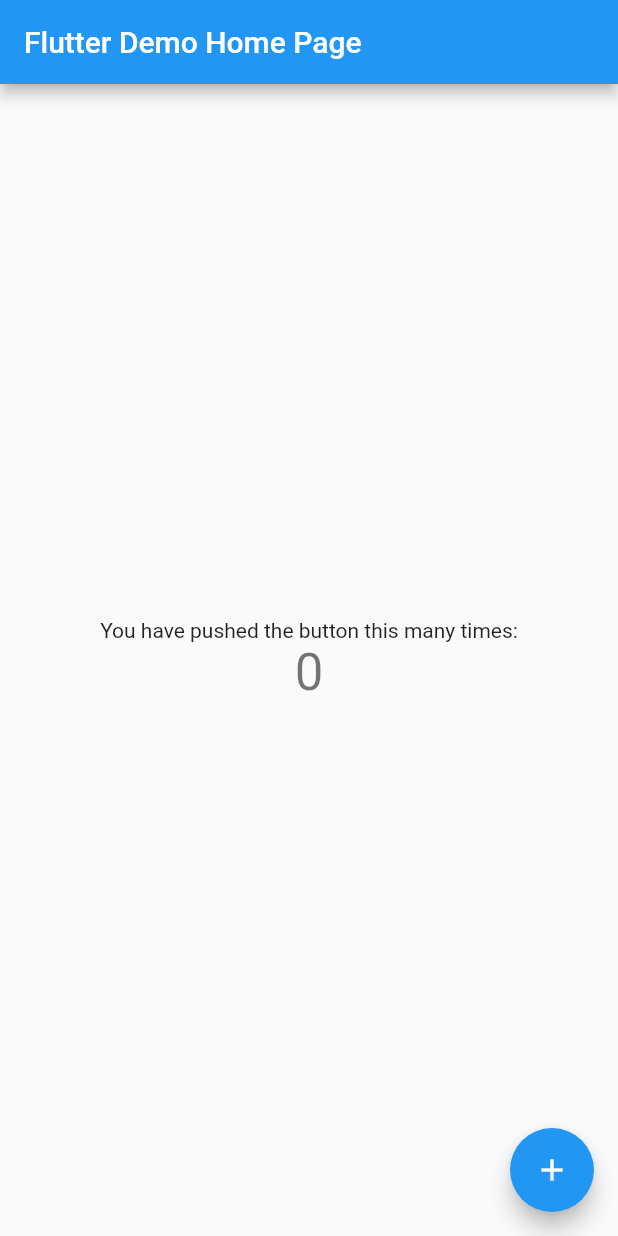
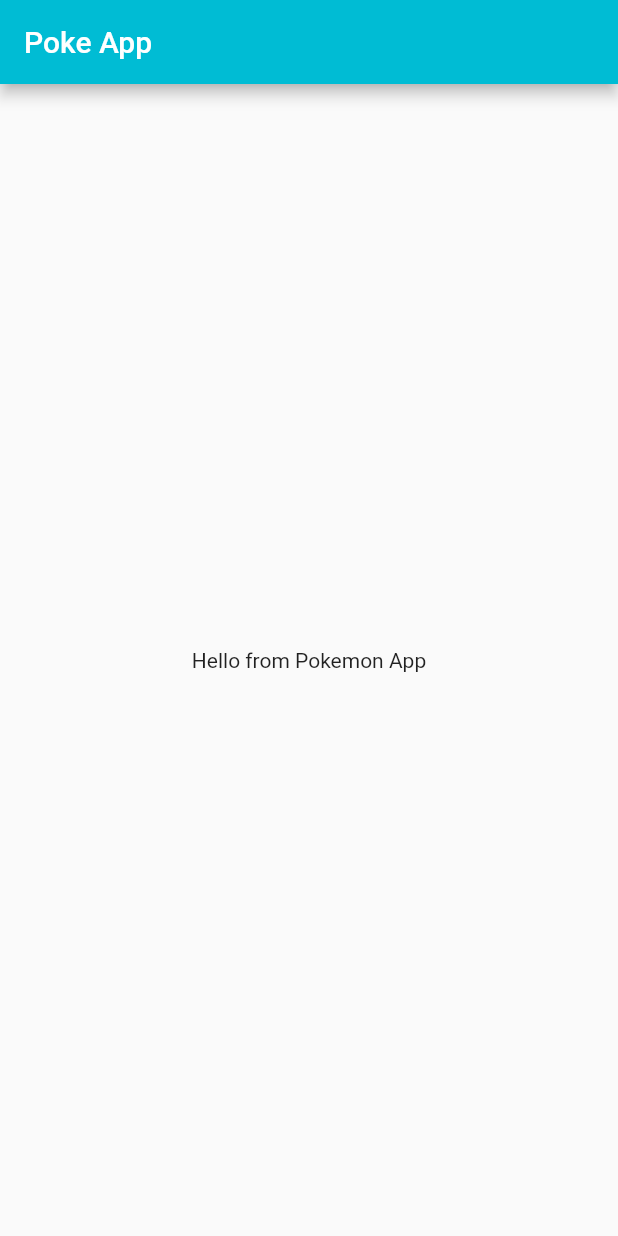
Before and after one commit to JohnEmerson1406/My_Flutter_Projects, a Flutter app: the screen it shows after launch, on a phone screen of 412 x 824 dp. Run offline on Flutter 3.47's test engine with Material 2 defaults, Android fonts, the phone set to English and light mode, and no system bars.

Commit message:
refactor: change main page

```diff
--- a/lib/main.dart
+++ b/lib/main.dart
@@ -1,111 +1,33 @@
 import 'package:flutter/material.dart';
 
-void main() => runApp(MyApp());
+void main() => runApp(MaterialApp(
+      debugShowCheckedModeBanner: false,
+      title: 'Poke App',
+      home: HomePage(),
+    ));
 
-class MyApp extends StatelessWidget {
-  // This widget is the root of your application.
+class HomePage extends StatefulWidget {
   @override
-  Widget build(BuildContext context) {
-    return MaterialApp(
-      title: 'Flutter Demo',
-      theme: ThemeData(
-        // This is the theme of your application.
-        //
-        // Try running your application with "flutter run". You'll see the
-        // application has a blue toolbar. Then, without quitting the app, try
-        // changing the primarySwatch below to Colors.green and then invoke
-        // "hot reload" (press "r" in the console where you ran "flutter run",
-        // or simply save your changes to "hot reload" in a Flutter IDE).
-        // Notice that the counter didn't reset back to zero; the application
-        // is not restarted.
-        primarySwatch: Colors.blue,
-      ),
-      home: MyHomePage(title: 'Flutter Demo Home Page'),
-    );
-  }
+  _HomePageState createState() => _HomePageState();
 }
 
-class MyHomePage extends StatefulWidget {
-  MyHomePage({Key key, this.title}) : super(key: key);
+class _HomePageState extends State<HomePage> {
 
-  // This widget is the home page of your application. It is stateful, meaning
-  // that it has a State object (defined below) that contains fields that affect
-  // how it looks.
-
-  // This class is the configuration for the state. It holds the values (in this
-  // case the title) provided by the parent (in this case the App widget) and
-  // used by the build method of the State. Fields in a Widget subclass are
-  // always marked "final".
-
-  final String title;
-
-  @override
-  _MyHomePageState createState() => _MyHomePageState();
-}
-
-class _MyHomePageState extends State<MyHomePage> {
-  int _counter = 0;
-
-  void _incrementCounter() {
-    setState(() {
-      // This call to setState tells the Flutter framework that something has
-      // changed in this State, which causes it to rerun the build method below
-      // so that the display can reflect the updated values. If we changed
-      // _counter without calling setState(), then the build method would not be
-      // called again, and so nothing would appear to happen.
-      _counter++;
-    });
+   @override
+  void initState() {
+    super.initState();
   }
 
   @override
   Widget build(BuildContext context) {
-    // This method is rerun every time setState is called, for instance as done
-    // by the _incrementCounter method above.
-    //
-    // The Flutter framework has been optimized to make rerunning build methods
-    // fast, so that you can just rebuild anything that needs updating rather
-    // than having to individually change instances of widgets.
     return Scaffold(
       appBar: AppBar(
-        // Here we take the value from the MyHomePage object that was created by
-        // the App.build method, and use it to set our appbar title.
-        title: Text(widget.title),
+        title: Text("Poke App"),
+        backgroundColor: Colors.cyan,
       ),
       body: Center(
-        // Center is a layout widget. It takes a single child and positions it
-        // in the middle of the parent.
-        child: Column(
-          // Column is also a layout widget. It takes a list of children and
-          // arranges them vertically. By default, it sizes itself to fit its
-          // children horizontally, and tries to be as tall as its parent.
-          //
-          // Invoke "debug painting" (press "p" in the console, choose the
-          // "Toggle Debug Paint" action from the Flutter Inspector in Android
-          // Studio, or the "Toggle Debug Paint" command in Visual Studio Code)
-          // to see the wireframe for each widget.
-          //
-          // Column has various properties to control how it sizes itself and
-          // how it positions its children. Here we use mainAxisAlignment to
-          // center the children vertically; the main axis here is the vertical
-          // axis because Columns are vertical (the cross axis would be
-          // horizontal).
-          mainAxisAlignment: MainAxisAlignment.center,
-          children: <Widget>[
-            Text(
-              'You have pushed the button this many times:',
-            ),
-            Text(
-              '$_counter',
-              style: Theme.of(context).textTheme.display1,
-            ),
-          ],
-        ),
+        child: Text("Hello from Pokemon App"),
       ),
-      floatingActionButton: FloatingActionButton(
-        onPressed: _incrementCounter,
-        tooltip: 'Increment',
-        child: Icon(Icons.add),
-      ), // This trailing comma makes auto-formatting nicer for build methods.
     );
   }
 }
```
Also changed, not shown: 1 other file.
